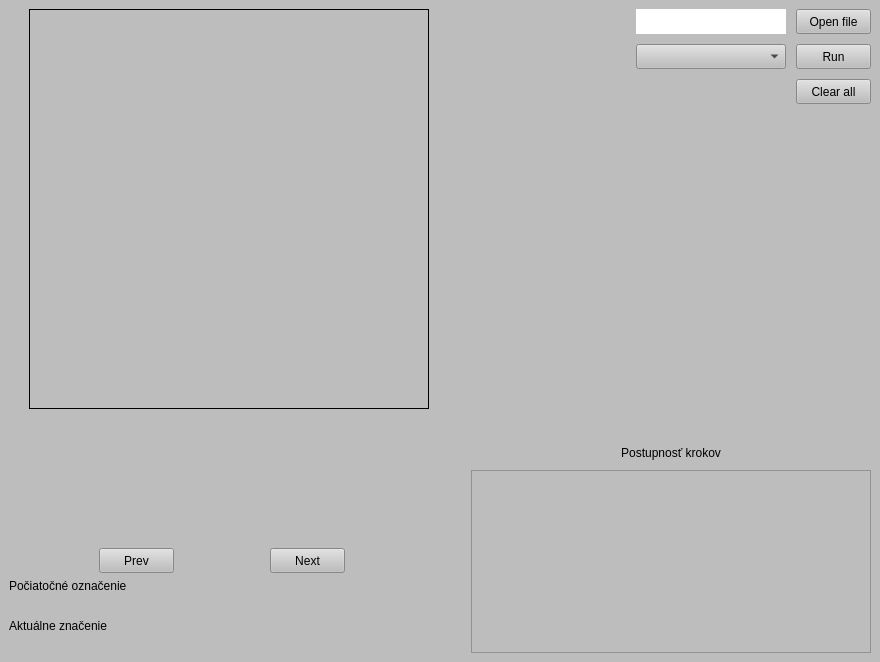
Old version of the form gui/responsive.ui in the repository PavolHradsky/PIS-bonus.
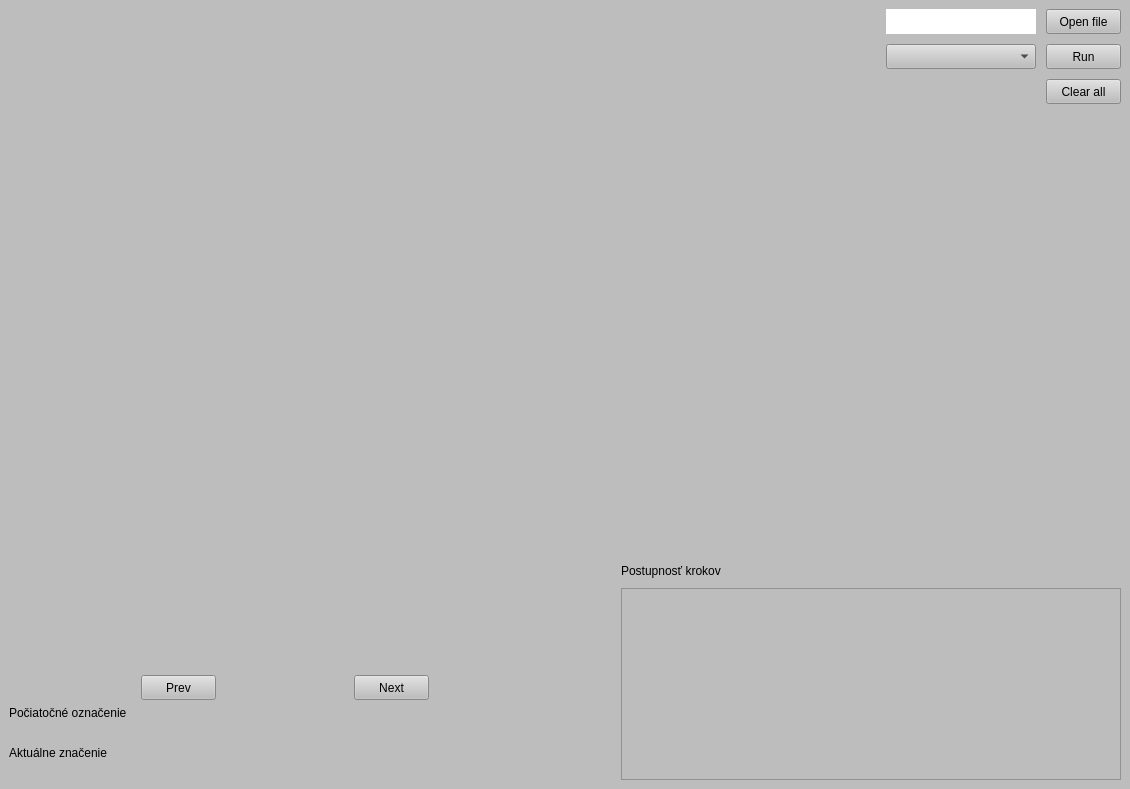
New version of the form.

Patch:
```diff
--- a/gui/responsive.ui
+++ b/gui/responsive.ui
@@ -6,8 +6,8 @@
    <rect>
     <x>0</x>
     <y>0</y>
-    <width>880</width>
-    <height>662</height>
+    <width>1130</width>
+    <height>789</height>
    </rect>
   </property>
   <property name="windowTitle">
@@ -23,7 +23,7 @@
       <property name="spacing">
        <number>10</number>
       </property>
-      <item alignment="Qt::AlignHCenter|Qt::AlignVCenter">
+      <item>
        <widget class="QLabel" name="photo">
         <property name="enabled">
          <bool>true</bool>
@@ -37,6 +37,9 @@
         <property name="frameShape">
          <enum>QFrame::Box</enum>
         </property>
+        <property name="lineWidth">
+         <number>0</number>
+        </property>
         <property name="text">
          <string/>
         </property>
@@ -340,7 +343,7 @@
                <string>Postupnosť krokov</string>
               </property>
               <property name="alignment">
-               <set>Qt::AlignCenter</set>
+               <set>Qt::AlignLeading|Qt::AlignLeft|Qt::AlignVCenter</set>
               </property>
              </widget>
             </item>
@@ -357,7 +360,7 @@
               </property>
               <property name="minimumSize">
                <size>
-                <width>400</width>
+                <width>500</width>
                 <height>75</height>
                </size>
               </property>
```
